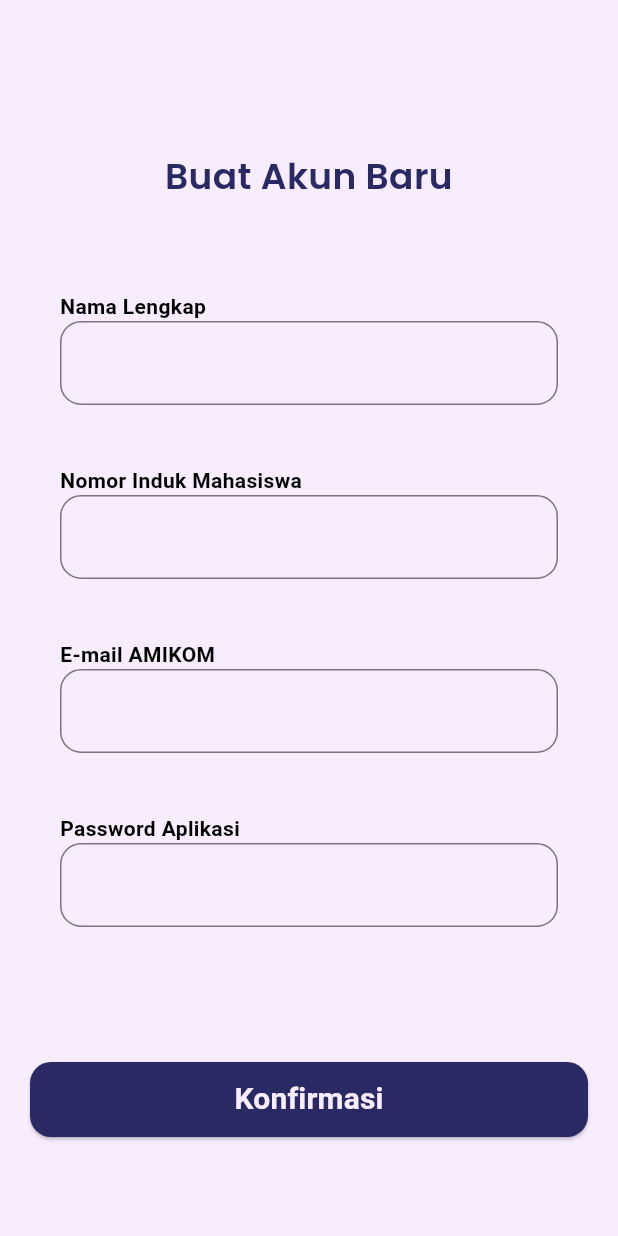
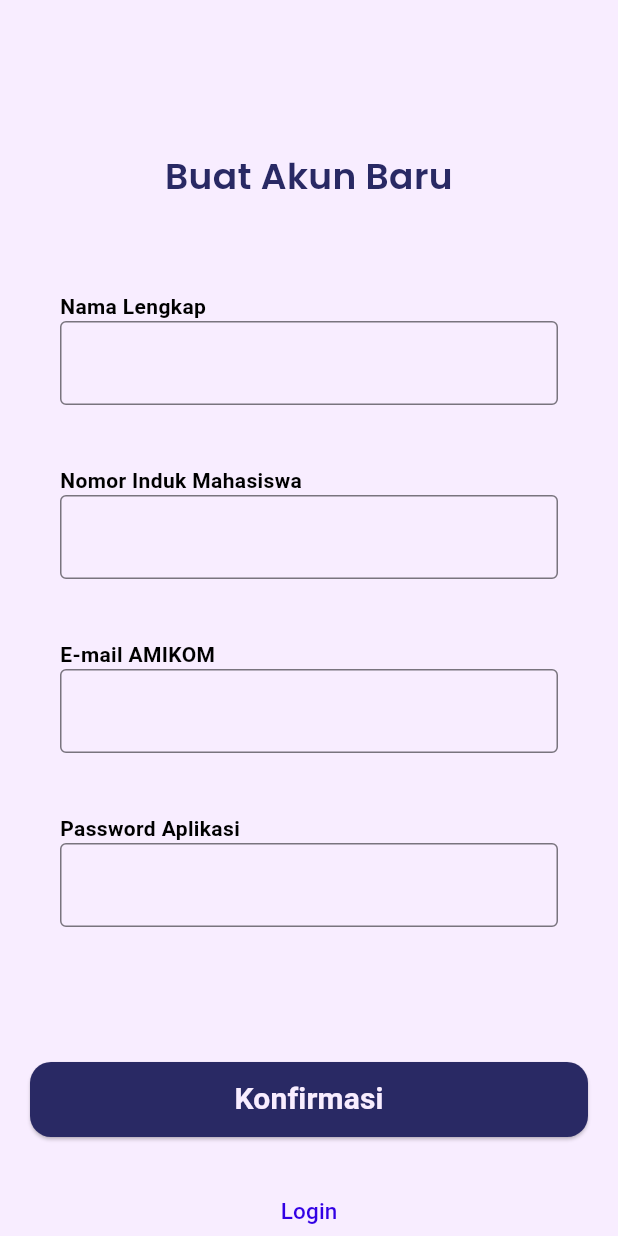
Before and after one commit to NFLSTY/LibraryPlus, a Flutter app: the CreateAcc screen opened directly, on a phone screen of 412 x 824 dp. Run offline on Flutter 3.47's test engine with Material 3 defaults, Android fonts, the phone set to English and light mode, and no system bars; our stand-ins replace google_fonts.

Commit message:
fix font / add new button

```diff
--- a/lib/pages/login_page/create_acc.dart
+++ b/lib/pages/login_page/create_acc.dart
@@ -1,5 +1,6 @@
 import 'package:flutter/material.dart';
 import 'package:libraryplus/pages/home_page/home_page.dart';
+import 'package:libraryplus/pages/login_page/login_page.dart';
 import 'package:libraryplus/theme.dart';
 
 class CreateAcc extends StatefulWidget {
@@ -40,9 +41,8 @@ class _CreateAccState extends State<CreateAcc> {
                 key: _formState,
                 child: Column(
                   children: [
-                    //Input Name
                     const Align(
-                      alignment: Alignment.centerLeft,
+                      alignment: Alignment.centerLeft, // Input Name
                       child: Text(
                         'Nama Lengkap',
                         style: TextStyle(
@@ -61,18 +61,14 @@ class _CreateAccState extends State<CreateAcc> {
                         return null; // Add a return statement to handle the case when no value is returned.
                       },
                       decoration: InputDecoration(
-                        border: OutlineInputBorder(
-                            borderRadius: BorderRadius.circular(14),
-                            borderSide: const BorderSide(
-                                color: Colors.white)),
+                        border: OutlineInputBorder(),
                       ),
                     ),
                     SizedBox(
                       height: 40,
                     ),
-                    //Input NIM
                     const Align(
-                      alignment: Alignment.centerLeft,
+                      alignment: Alignment.centerLeft, // Input NIM
                       child: Text(
                         'Nomor Induk Mahasiswa',
                         style: TextStyle(
@@ -91,17 +87,14 @@ class _CreateAccState extends State<CreateAcc> {
                         return null;
                       },
                       decoration: InputDecoration(
-                        border: OutlineInputBorder(
-                            borderRadius: BorderRadius.circular(14),
-                            borderSide: BorderSide(color: Colors.white)),
+                        border: OutlineInputBorder(),
                       ),
                     ),
                     SizedBox(
                       height: 40,
                     ),
-                    //Input AMIKOM E-mail
                     const Align(
-                      alignment: Alignment.centerLeft,
+                      alignment: Alignment.centerLeft, // Input AMIKOM E-mail
                       child: Text(
                         'E-mail AMIKOM',
                         style: TextStyle(
@@ -120,17 +113,14 @@ class _CreateAccState extends State<CreateAcc> {
                         return null;
                       },
                       decoration: InputDecoration(
-                        border: OutlineInputBorder(
-                            borderRadius: BorderRadius.circular(14),
-                            borderSide: BorderSide(color: Colors.white)),
+                        border: OutlineInputBorder(),
                       ),
                     ),
                     SizedBox(
                       height: 40,
                     ),
-                    //Input App Password
                     const Align(
-                      alignment: Alignment.bottomLeft,
+                      alignment: Alignment.bottomLeft, // Input App Password
                       child: Text(
                         'Password Aplikasi',
                         style: TextStyle(
@@ -149,9 +139,7 @@ class _CreateAccState extends State<CreateAcc> {
                         return null;
                       },
                       decoration: InputDecoration(
-                        border: OutlineInputBorder(
-                            borderRadius: BorderRadius.circular(14),
-                            borderSide: BorderSide(color: Colors.white)),
+                        border: OutlineInputBorder(),
                       ),
                     ),
                   ],
@@ -176,6 +164,19 @@ class _CreateAccState extends State<CreateAcc> {
               child: Text(
                 'Konfirmasi',
                 style: TextStyle(color: backgroundColor1, fontSize: 20, fontWeight: semiBold),
+              )),
+              SizedBox(
+                height: 25,
+              ),
+              TextButton(onPressed: () {
+                Navigator.push(context, MaterialPageRoute(builder: (context) => LoginPage()));
+              }, child: Text(
+                'Login',
+                style: TextStyle(
+                    color: textColor2,
+                    fontSize: 15,
+                    fontWeight: medium,
+                ),
               ))
         ],
       ),
--- a/lib/pages/login_page/login_page.dart
+++ b/lib/pages/login_page/login_page.dart
@@ -132,9 +132,9 @@ class _LoginPageState extends State<LoginPage> {
               children: [
                 Text(
                   'Belum Punya Akun?',
-                  style: blackTextStyle.copyWith(
+                  style: TextStyle(
                     color: textColor2,
-                    fontSize: 10,
+                    fontSize: 14,
                     fontWeight: medium,
                   ),
                 ),
@@ -146,7 +146,7 @@ class _LoginPageState extends State<LoginPage> {
                     'Buat Akun',
                     style: TextStyle(
                       color: Colors.red,
-                      fontSize: 11,
+                      fontSize: 14,
                       fontWeight: FontWeight.bold
                     ),
                   )
```
